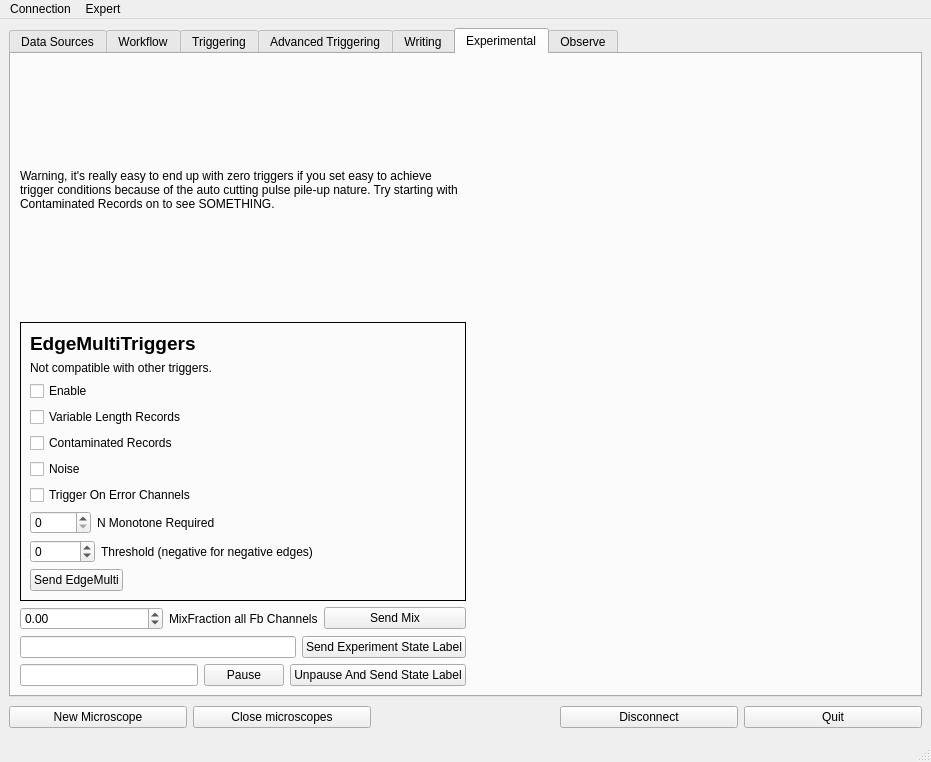
This is dastardcommander/ui/dc.ui in usnistgov/dastardcommander as Qt 5 draws it before an edit. The edited form follows.
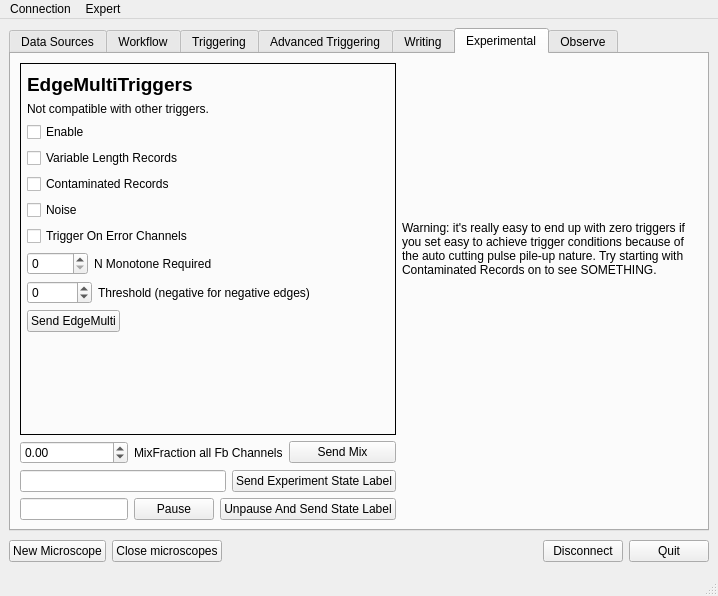
This is the edited form. The open tabs and pages were chosen to show the change. Icons and pictures are not drawn.

Commit message: Improve (?) GUI design slightly

```diff
--- a/dastardcommander/ui/dc.ui
+++ b/dastardcommander/ui/dc.ui
@@ -6,8 +6,8 @@
    <rect>
     <x>0</x>
     <y>0</y>
-    <width>931</width>
-    <height>762</height>
+    <width>718</width>
+    <height>596</height>
    </rect>
   </property>
   <property name="windowTitle">
@@ -37,6 +37,19 @@
         </property>
        </widget>
       </item>
+      <item>
+       <spacer name="horizontalSpacer_9">
+        <property name="orientation">
+         <enum>Qt::Horizontal</enum>
+        </property>
+        <property name="sizeHint" stdset="0">
+         <size>
+          <width>40</width>
+          <height>20</height>
+         </size>
+        </property>
+       </spacer>
+      </item>
       <item>
        <widget class="QLabel" name="label_3">
         <property name="font">
@@ -52,6 +65,19 @@
         </property>
        </widget>
       </item>
+      <item>
+       <spacer name="horizontalSpacer_10">
+        <property name="orientation">
+         <enum>Qt::Horizontal</enum>
+        </property>
+        <property name="sizeHint" stdset="0">
+         <size>
+          <width>40</width>
+          <height>20</height>
+         </size>
+        </property>
+       </spacer>
+      </item>
       <item>
        <widget class="QPushButton" name="disconnectButton">
         <property name="text">
@@ -1527,12 +1553,55 @@
         <string>Experimental</string>
        </attribute>
        <layout class="QGridLayout" name="gridLayout_12">
-        <item row="1" column="0">
+        <item row="5" column="0">
+         <layout class="QHBoxLayout" name="horizontalLayout_5">
+          <item>
+           <widget class="QDoubleSpinBox" name="doubleSpinBox_MixFraction">
+            <property name="decimals">
+             <number>2</number>
+            </property>
+            <property name="minimum">
+             <double>-10.000000000000000</double>
+            </property>
+            <property name="maximum">
+             <double>10.000000000000000</double>
+            </property>
+            <property name="singleStep">
+             <double>0.010000000000000</double>
+            </property>
+           </widget>
+          </item>
+          <item>
+           <widget class="QLabel" name="label_MixFraction">
+            <property name="text">
+             <string>MixFraction all Fb Channels</string>
+            </property>
+           </widget>
+          </item>
+          <item>
+           <widget class="QPushButton" name="pushButton_sendMix">
+            <property name="text">
+             <string>Send Mix</string>
+            </property>
+           </widget>
+          </item>
+         </layout>
+        </item>
+        <item row="2" column="0">
          <widget class="QFrame" name="gridFrame_3">
           <property name="frameShape">
            <enum>QFrame::Panel</enum>
           </property>
           <layout class="QFormLayout" name="formLayout_2">
+           <property name="leftMargin">
+            <number>6</number>
+           </property>
+           <property name="rightMargin">
+            <number>6</number>
+           </property>
+           <property name="bottomMargin">
+            <number>12</number>
+           </property>
            <item row="0" column="0">
             <widget class="QLabel" name="label_EdgeMulti">
              <property name="font">
@@ -1639,7 +1708,21 @@
           </layout>
          </widget>
         </item>
-        <item row="4" column="0">
+        <item row="6" column="0">
+         <layout class="QHBoxLayout" name="horizontalLayout_6">
+          <item>
+           <widget class="QLineEdit" name="lineEdit_experimentStateLabel"/>
+          </item>
+          <item>
+           <widget class="QPushButton" name="pushButton_sendExperimentStateLabel">
+            <property name="text">
+             <string>Send Experiment State Label</string>
+            </property>
+           </widget>
+          </item>
+         </layout>
+        </item>
+        <item row="7" column="0">
          <layout class="QHBoxLayout" name="horizontalLayout_7">
           <item>
            <widget class="QLineEdit" name="lineEdit_unpauseExperimentalLabel"/>
@@ -1660,65 +1743,7 @@
           </item>
          </layout>
         </item>
-        <item row="3" column="0">
-         <layout class="QHBoxLayout" name="horizontalLayout_6">
-          <item>
-           <widget class="QLineEdit" name="lineEdit_experimentStateLabel"/>
-          </item>
-          <item>
-           <widget class="QPushButton" name="pushButton_sendExperimentStateLabel">
-            <property name="text">
-             <string>Send Experiment State Label</string>
-            </property>
-           </widget>
-          </item>
-         </layout>
-        </item>
-        <item row="2" column="0">
-         <layout class="QHBoxLayout" name="horizontalLayout_5">
-          <item>
-           <widget class="QDoubleSpinBox" name="doubleSpinBox_MixFraction">
-            <property name="decimals">
-             <number>2</number>
-            </property>
-            <property name="minimum">
-             <double>-10.000000000000000</double>
-            </property>
-            <property name="maximum">
-             <double>10.000000000000000</double>
-            </property>
-            <property name="singleStep">
-             <double>0.010000000000000</double>
-            </property>
-           </widget>
-          </item>
-          <item>
-           <widget class="QLabel" name="label_MixFraction">
-            <property name="text">
-             <string>MixFraction all Fb Channels</string>
-            </property>
-           </widget>
-          </item>
-          <item>
-           <widget class="QPushButton" name="pushButton_sendMix">
-            <property name="text">
-             <string>Send Mix</string>
-            </property>
-           </widget>
-          </item>
-         </layout>
-        </item>
-        <item row="0" column="0">
-         <widget class="QLabel" name="label_20">
-          <property name="text">
-           <string>Warning, it's really easy to end up with zero triggers if you set easy to achieve trigger conditions because of the auto cutting pulse pile-up nature. Try starting with Contaminated Records on to see SOMETHING.</string>
-          </property>
-          <property name="wordWrap">
-           <bool>true</bool>
-          </property>
-         </widget>
-        </item>
-        <item row="1" column="1">
+        <item row="6" column="1">
          <spacer name="horizontalSpacer_8">
           <property name="orientation">
            <enum>Qt::Horizontal</enum>
@@ -1731,6 +1756,16 @@
           </property>
          </spacer>
         </item>
+        <item row="2" column="1">
+         <widget class="QLabel" name="label_20">
+          <property name="text">
+           <string>Warning: it's really easy to end up with zero triggers if you set easy to achieve trigger conditions because of the auto cutting pulse pile-up nature. Try starting with Contaminated Records on to see SOMETHING.</string>
+          </property>
+          <property name="wordWrap">
+           <bool>true</bool>
+          </property>
+         </widget>
+        </item>
        </layout>
       </widget>
       <widget class="QWidget" name="tabObserve">
@@ -1748,7 +1783,7 @@
     <rect>
      <x>0</x>
      <y>0</y>
-     <width>931</width>
+     <width>718</width>
      <height>24</height>
     </rect>
    </property>
```
Left out of the diff: 240 changed lines with no effect on the pictures. Lines whose indentation alone changed are shown as unchanged. The commit also changes 3 other files.
